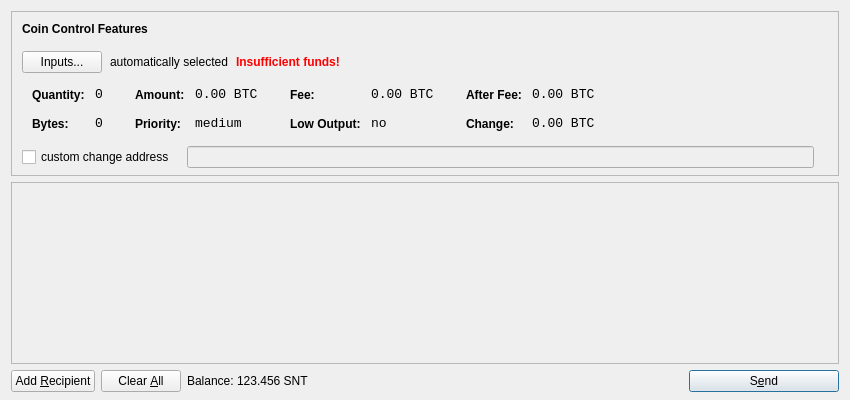
saintcoin/litecoin, file src/qt/forms/sendcoinsdialog.ui: the form before one commit.
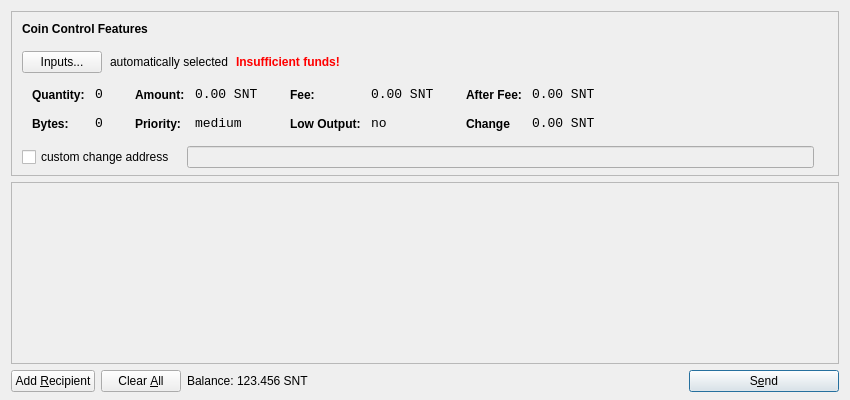
The form after the commit. Icons and pictures are not drawn.

The edit to the form file:
```diff
--- a/src/qt/forms/sendcoinsdialog.ui
+++ b/src/qt/forms/sendcoinsdialog.ui
@@ -321,7 +321,7 @@
                   <enum>Qt::ActionsContextMenu</enum>
                  </property>
                  <property name="text">
-                  <string notr="true">0.00 BTC</string>
+                  <string>0.00 SNT</string>
                  </property>
                  <property name="textInteractionFlags">
                   <set>Qt::LinksAccessibleByMouse|Qt::TextSelectableByKeyboard|Qt::TextSelectableByMouse</set>
@@ -407,7 +407,7 @@
                   <enum>Qt::ActionsContextMenu</enum>
                  </property>
                  <property name="text">
-                  <string notr="true">0.00 BTC</string>
+                  <string>0.00 SNT</string>
                  </property>
                  <property name="textInteractionFlags">
                   <set>Qt::LinksAccessibleByMouse|Qt::TextSelectableByKeyboard|Qt::TextSelectableByMouse</set>
@@ -493,7 +493,7 @@
                   <enum>Qt::ActionsContextMenu</enum>
                  </property>
                  <property name="text">
-                  <string notr="true">0.00 BTC</string>
+                  <string>0.00 SNT</string>
                  </property>
                  <property name="textInteractionFlags">
                   <set>Qt::LinksAccessibleByMouse|Qt::TextSelectableByKeyboard|Qt::TextSelectableByMouse</set>
@@ -506,7 +506,7 @@
                   <string notr="true">font-weight:bold;</string>
                  </property>
                  <property name="text">
-                  <string>Change:</string>
+                  <string>Change</string>
                  </property>
                 </widget>
                </item>
@@ -525,7 +525,7 @@
                   <enum>Qt::ActionsContextMenu</enum>
                  </property>
                  <property name="text">
-                  <string notr="true">0.00 BTC</string>
+                  <string>0.00 SNT</string>
                  </property>
                  <property name="textInteractionFlags">
                   <set>Qt::LinksAccessibleByMouse|Qt::TextSelectableByKeyboard|Qt::TextSelectableByMouse</set>
@@ -709,6 +709,12 @@
        </property>
        <item>
         <widget class="QLabel" name="label">
+         <property name="sizePolicy">
+          <sizepolicy hsizetype="Preferred" vsizetype="Fixed">
+           <horstretch>0</horstretch>
+           <verstretch>0</verstretch>
+          </sizepolicy>
+         </property>
          <property name="text">
           <string>Balance:</string>
          </property>
@@ -716,6 +722,12 @@
        </item>
        <item>
         <widget class="QLabel" name="labelBalance">
+         <property name="sizePolicy">
+          <sizepolicy hsizetype="Preferred" vsizetype="Fixed">
+           <horstretch>0</horstretch>
+           <verstretch>0</verstretch>
+          </sizepolicy>
+         </property>
          <property name="cursor">
           <cursorShape>IBeamCursor</cursorShape>
          </property>
```
Left out of the diff: 4 changed lines with no effect on the pictures.
